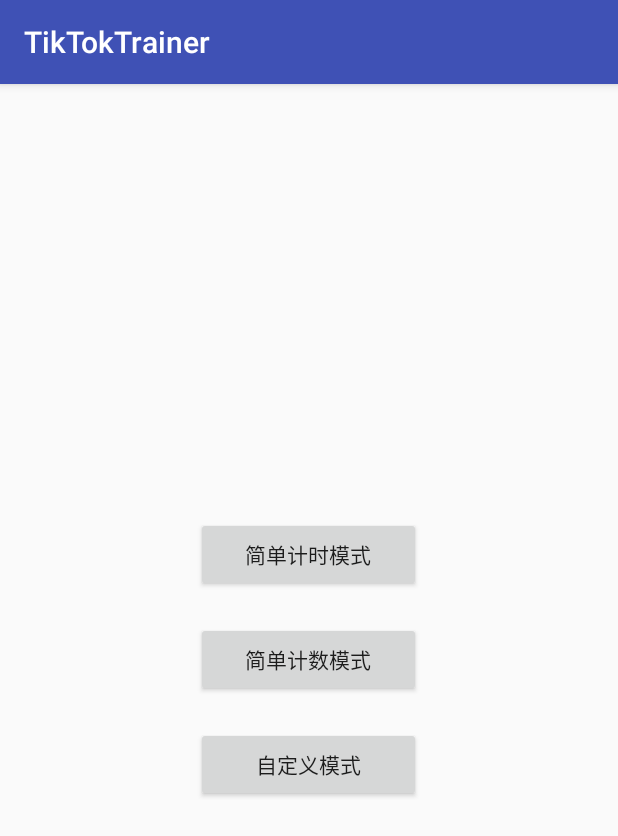
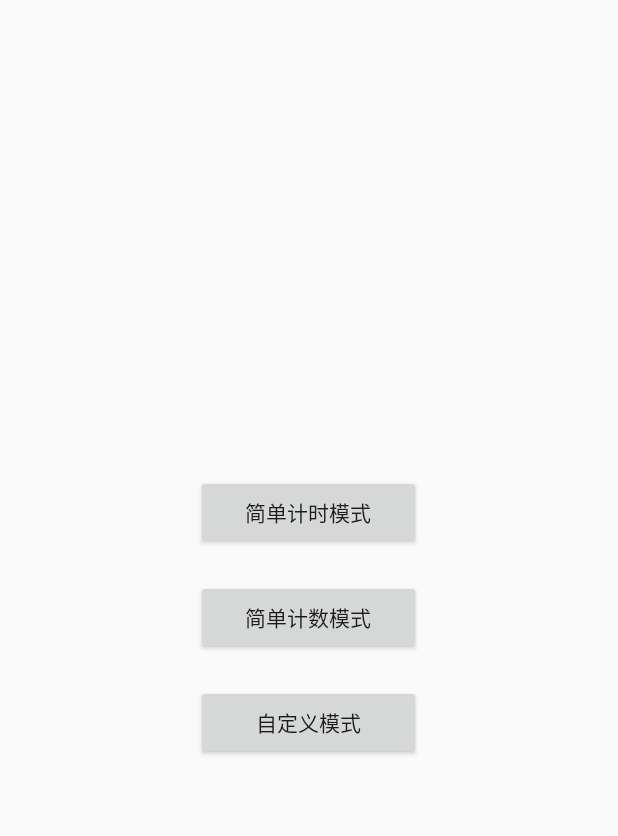
Before and after one commit to xiaoyuz/TikTokTrainer, an Android app: the screen it shows after launch (MainActivity), on a phone screen of 412 x 824 dp. Shown: the top 836 px of the screen. Run offline under Robolectric (Android 15) with nearby library versions, the phone set to English and light mode, and no system bars.

Commit message:
Keep screen on and hide action bar.

```diff
--- a/app/src/main/AndroidManifest.xml
+++ b/app/src/main/AndroidManifest.xml
@@ -9,6 +9,7 @@
         android:label="@string/app_name"
         android:roundIcon="@mipmap/ic_launcher_round"
         android:supportsRtl="true"
+        android:keepScreenOn="true"
         android:theme="@style/AppTheme">
         <activity android:name=".activity.MainActivity">
             <intent-filter>
--- a/app/src/main/res/values/styles.xml
+++ b/app/src/main/res/values/styles.xml
@@ -1,7 +1,7 @@
 <resources>
 
     <!-- Base application theme. -->
-    <style name="AppTheme" parent="Theme.AppCompat.Light.DarkActionBar">
+    <style name="AppTheme" parent="Theme.AppCompat.Light.NoActionBar">
         <!-- Customize your theme here. -->
         <item name="colorPrimary">@color/colorPrimary</item>
         <item name="colorPrimaryDark">@color/colorPrimaryDark</item>
```
